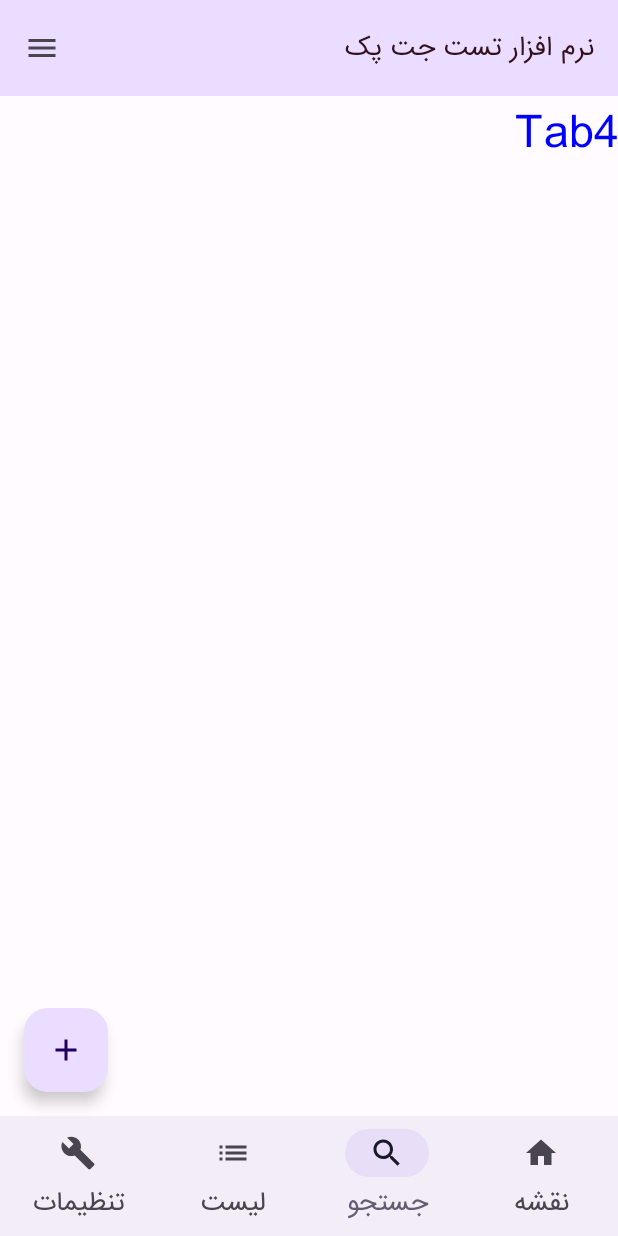
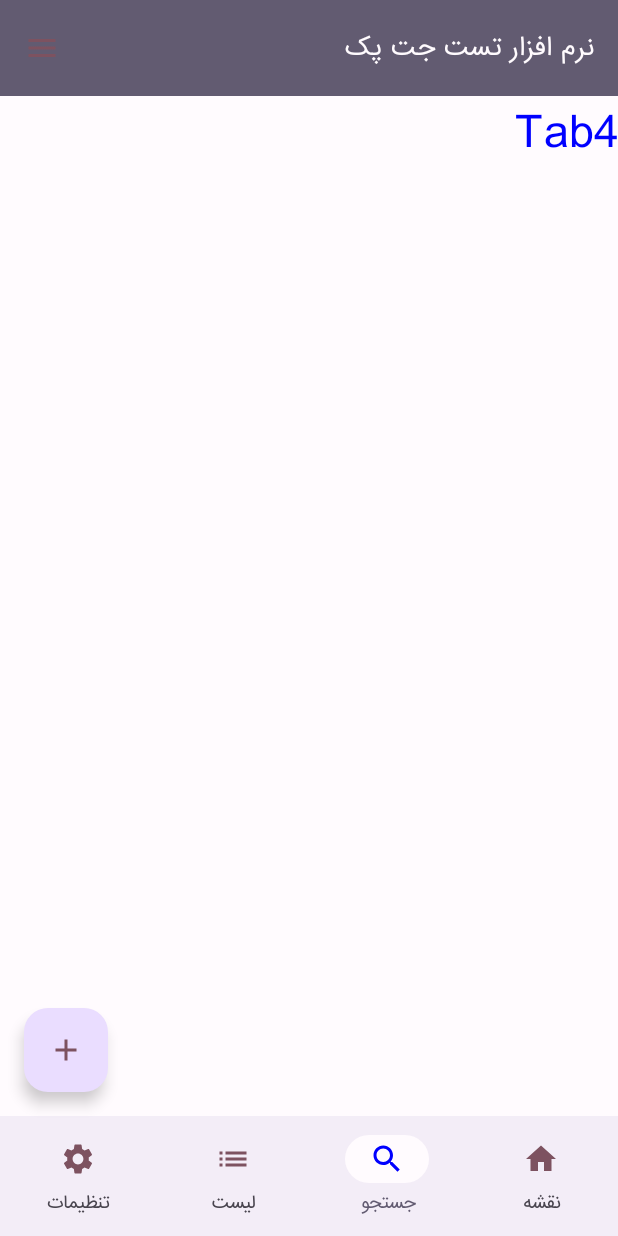
Before and after one commit to iceboy1369/jetPackComposeTest, an Android app built with Jetpack Compose: the screen it shows after launch (MainActivity), item 2 of the bottom bar chosen, on a phone screen of 412 x 824 dp. Run offline under Robolectric (Android 15) with nearby library versions, the phone set to English and light mode, and no system bars; our stand-ins replace Dagger/Hilt's generated code; libraries missing offline, so code that uses them is left out: com.mapbox.geojson, com.mapbox.maps; 3 statements that could not run were skipped.

Commit message:
# 1402/06/28 11:38  pick custom theme colors

```diff
--- a/app/build.gradle.kts
+++ b/app/build.gradle.kts
@@ -75,5 +75,11 @@ dependencies {
     implementation ("com.squareup.okhttp3:okhttp:5.0.0-alpha.2")
     implementation ("com.squareup.retrofit2:converter-gson:2.9.0")
     implementation ("io.coil-kt:coil-compose:2.4.0")
+    implementation ("io.mhssn:colorpicker:1.0.0")
+//    implementation ("com.github.alirezaafkar:compose-color-picker:1.0.0")
+//    implementation ("com.github.SmartToolFactory:Compose-Color-Picker-Bundle:1.2.0")
+//    implementation ("com.raedapps:alwan:1.0.1")
+//    implementation ("com.sergiobelda.compose.colorpicker:colorpicker:1.0.0-dev04")
+//    implementation ("io.github.vanpra.compose-material-dialogs:color:0.9.0")
 
 }
--- a/app/src/main/java/com/example/myapplication/MainActivity.kt
+++ b/app/src/main/java/com/example/myapplication/MainActivity.kt
@@ -4,16 +4,12 @@ import android.os.Bundle
 import androidx.activity.ComponentActivity
 import androidx.activity.compose.setContent
 import androidx.compose.foundation.Image
+import androidx.compose.foundation.background
+import androidx.compose.foundation.layout.Box
 import androidx.compose.foundation.layout.Column
-import androidx.compose.foundation.layout.fillMaxSize
-import androidx.compose.material3.MaterialTheme
-import androidx.compose.material3.Surface
-import androidx.compose.material3.Text
-import androidx.compose.runtime.Composable
-import androidx.compose.ui.Modifier
-import androidx.compose.foundation.layout.Box
 import androidx.compose.foundation.layout.Spacer
 import androidx.compose.foundation.layout.fillMaxHeight
+import androidx.compose.foundation.layout.fillMaxSize
 import androidx.compose.foundation.layout.fillMaxWidth
 import androidx.compose.foundation.layout.padding
 import androidx.compose.foundation.layout.requiredWidth
@@ -35,42 +31,47 @@ import androidx.compose.material3.ExperimentalMaterial3Api
 import androidx.compose.material3.FloatingActionButton
 import androidx.compose.material3.Icon
 import androidx.compose.material3.IconButton
+import androidx.compose.material3.MaterialTheme
 import androidx.compose.material3.ModalDrawerSheet
 import androidx.compose.material3.ModalNavigationDrawer
 import androidx.compose.material3.NavigationDrawerItem
 import androidx.compose.material3.Scaffold
 import androidx.compose.material3.SnackbarHost
 import androidx.compose.material3.SnackbarHostState
+import androidx.compose.material3.Surface
+import androidx.compose.material3.Text
 import androidx.compose.material3.TopAppBar
 import androidx.compose.material3.TopAppBarDefaults
 import androidx.compose.material3.rememberDrawerState
+import androidx.compose.runtime.Composable
 import androidx.compose.runtime.CompositionLocalProvider
+import androidx.compose.runtime.mutableStateOf
 import androidx.compose.runtime.remember
 import androidx.compose.runtime.rememberCoroutineScope
 import androidx.compose.ui.Alignment
+import androidx.compose.ui.Modifier
 import androidx.compose.ui.graphics.Color
 import androidx.compose.ui.layout.ContentScale
 import androidx.compose.ui.platform.LocalLayoutDirection
 import androidx.compose.ui.res.painterResource
 import androidx.compose.ui.res.stringResource
-import androidx.compose.ui.text.TextStyle
-import androidx.compose.ui.text.style.TextAlign
 import androidx.compose.ui.tooling.preview.Preview
 import androidx.compose.ui.unit.LayoutDirection
 import androidx.compose.ui.unit.dp
 import androidx.compose.ui.unit.sp
 import androidx.navigation.NavHostController
 import androidx.navigation.compose.rememberNavController
-import com.example.myapplication.data.SettingViewModel
 import com.example.myapplication.data.repository.MoviesViewModel
+import com.example.myapplication.data.repository.SettingViewModel
 import com.example.myapplication.ui.components.BottomNavigationBar
 import com.example.myapplication.ui.components.BottomTabBar
+import com.example.myapplication.ui.components.CustomDialog
 import com.example.myapplication.ui.tabs.MovieList
 import com.example.myapplication.ui.tabs.MyMap
 import com.example.myapplication.ui.theme.AppTheme
-import com.example.myapplication.ui.theme.iranSansFamily
 import com.example.myapplication.ui.theme.typography
 import com.mapbox.geojson.Point
+import kotlinx.coroutines.delay
 import kotlinx.coroutines.launch
 
 
@@ -111,7 +112,8 @@ fun MapScreen() {
 fun Tab2(){
     Column( modifier = Modifier.fillMaxSize()) {
         Text("Tab1", color = Color.Blue, fontSize = 30.sp)
-        Image(painter = painterResource(id = R.drawable.dog),
+        Image(
+            painter = painterResource(id = R.drawable.dog),
             contentDescription = "dog",
             contentScale = ContentScale.FillHeight,
         )
@@ -133,15 +135,31 @@ fun Tab4(){
     }
 }
 
-
 @Composable
 fun DrawerContent(){
     var themeItem = settingViewModel.themeStateResponse
+    val scope = rememberCoroutineScope()
+
+    val showDialog =  remember { mutableStateOf(false) }
+    if(showDialog.value)
+        CustomDialog(
+            setShowDialog = {showDialog.value = it },
+            changeTheme = {
+                if (it) {
+                    settingViewModel.changeDrawerState(1)
+                    scope.launch {
+                        delay(10)
+                        settingViewModel.changeDrawerState(2)
+                    }
+                }
+            }
+        )
 
     ModalDrawerSheet(
         modifier = Modifier
             .fillMaxHeight()
             .requiredWidth(300.dp)
+            .background(MaterialTheme.colorScheme.secondary),
     ) {
         Text(stringResource(R.string.drawer_title), modifier = Modifier.padding(16.dp))
         Column(
@@ -181,7 +199,9 @@ fun DrawerContent(){
             label = { Text(text = stringResource(R.string.edit_color)) },
             icon = { Icons.Default.Home },
             selected = false,
-            onClick = {  }
+            onClick = {
+                showDialog.value = true
+            }
         )
         NavigationDrawerItem(
             label = { Text(text = stringResource(R.string.menu2)) },
@@ -221,16 +241,12 @@ fun HomeScreen(navController: NavHostController) {
 
                     TopAppBar(
                         colors = TopAppBarDefaults.topAppBarColors(
-                            containerColor = MaterialTheme.colorScheme.primaryContainer,
-                            titleContentColor = MaterialTheme.colorScheme.primary,
+                            containerColor = MaterialTheme.colorScheme.secondary,
+                            titleContentColor = MaterialTheme.colorScheme.background,
                         ),
                         title = {
                             Text(
                                 stringResource(R.string.top_bar_title),
-//                                style = TextStyle(
-//                                    textAlign = TextAlign.Left,
-//                                    fontFamily =
-//                                ),
                                 style = typography.labelMedium,
                             )
                         },
@@ -244,7 +260,8 @@ fun HomeScreen(navController: NavHostController) {
                             }) {
                                 Icon(
                                     imageVector = Icons.Filled.Menu,
-                                    contentDescription = "Localized description"
+                                    contentDescription = "Localized description",
+                                    tint = MaterialTheme.colorScheme.tertiary
                                 )
                             }
                         }
@@ -255,7 +272,7 @@ fun HomeScreen(navController: NavHostController) {
                 },
                 floatingActionButton = {
                     FloatingActionButton(
-                        content = { Icon(Icons.Filled.Add, contentDescription = "Add") },
+                        content = { Icon(Icons.Filled.Add, contentDescription = "Add", tint = MaterialTheme.colorScheme.tertiary) },
                         onClick = {
                             scope.launch {
                                 snackBarHostState.showSnackbar("SnackBar")
--- a/app/src/main/java/com/example/myapplication/ui/components/ButtomTabBar.kt
+++ b/app/src/main/java/com/example/myapplication/ui/components/ButtomTabBar.kt
@@ -1,17 +1,29 @@
 package com.example.myapplication.ui.components
 
+import androidx.compose.foundation.background
+import androidx.compose.foundation.layout.padding
+import androidx.compose.foundation.shape.RoundedCornerShape
 import androidx.compose.material.icons.Icons
 import androidx.compose.material.icons.filled.Home
 import androidx.compose.material.icons.filled.List
 import androidx.compose.material.icons.filled.Search
 import androidx.compose.material.icons.filled.Build
+import androidx.compose.material.icons.filled.Settings
 import androidx.compose.material3.Icon
+import androidx.compose.material3.LocalAbsoluteTonalElevation
+import androidx.compose.material3.MaterialTheme
 import androidx.compose.material3.NavigationBar
 import androidx.compose.material3.NavigationBarItem
+import androidx.compose.material3.NavigationBarItemDefaults
 import androidx.compose.material3.Text
+import androidx.compose.material3.surfaceColorAtElevation
 import androidx.compose.runtime.Composable
 import androidx.compose.runtime.getValue
+import androidx.compose.ui.Modifier
+import androidx.compose.ui.draw.clip
+import androidx.compose.ui.graphics.Color
 import androidx.compose.ui.graphics.vector.ImageVector
+import androidx.compose.ui.unit.dp
 import androidx.navigation.NavDestination.Companion.hierarchy
 import androidx.navigation.NavGraph.Companion.findStartDestination
 import androidx.navigation.NavHostController
@@ -21,6 +33,8 @@ import androidx.navigation.compose.currentBackStackEntryAsState
 import com.example.myapplication.MapScreen
 import com.example.myapplication.Tab4
 import com.example.myapplication.TabList
+import com.example.myapplication.ui.theme.typography
+import com.mapbox.maps.extension.style.style
 
 class BottomTabBar {
     @Composable
@@ -45,7 +59,14 @@ fun BottomNavigationBar(navController: NavHostController) {
             NavigationBarItem(
                 alwaysShowLabel = true,
                 icon = { Icon(item.icon, contentDescription = item.title) },
-                label = { Text(item.title) },
+                label = { Text(item.title, style = typography.labelSmall ) },
+                colors = NavigationBarItemDefaults
+                    .colors(
+                        unselectedIconColor = MaterialTheme.colorScheme.tertiary,
+                        selectedIconColor = Color.Blue,
+                        indicatorColor = MaterialTheme.colorScheme.surfaceColorAtElevation(
+                            LocalAbsoluteTonalElevation.current)
+                    ),
                 selected = currentDestination?.hierarchy?.any { it.route == item.route } == true,
                 onClick = {
                     navController.navigate(item.route) {
@@ -93,5 +114,5 @@ sealed class NavItem (val route: String, val title: String, val icon: ImageVecto
         NavItem(NavPath.LIST.toString(), NavTitle.LIST, Icons.Default.List)
 
     object Setting :
-        NavItem(NavPath.Setting.toString(), NavTitle.Setting, Icons.Default.Build)
+        NavItem(NavPath.Setting.toString(), NavTitle.Setting, Icons.Default.Settings)
 }
--- a/app/src/main/java/com/example/myapplication/ui/theme/Theme.kt
+++ b/app/src/main/java/com/example/myapplication/ui/theme/Theme.kt
@@ -9,12 +9,13 @@ import androidx.compose.material3.dynamicDarkColorScheme
 import androidx.compose.material3.dynamicLightColorScheme
 import androidx.compose.material3.lightColorScheme
 import androidx.compose.runtime.Composable
+import androidx.compose.runtime.DisposableEffect
 import androidx.compose.runtime.SideEffect
 import androidx.compose.ui.graphics.toArgb
 import androidx.compose.ui.platform.LocalContext
 import androidx.compose.ui.platform.LocalView
 import androidx.core.view.WindowCompat
-import com.example.myapplication.data.SettingViewModel
+import com.example.myapplication.data.repository.SettingViewModel
 
 val settingViewModel = SettingViewModel()
 
@@ -71,7 +72,7 @@ fun AppTheme(
             val context = LocalContext.current
             if (isSystemInDarkTheme()) dynamicDarkColorScheme(context) else dynamicLightColorScheme(context)
         }
-        customColor -> settingViewModel.customThemeSchemeResponse
+        customColor -> settingViewModel.getColors()
         darkTheme -> darkColorScheme
         lightTheme -> lightColorScheme
         else -> lightColorScheme
--- a/app/src/main/java/com/example/myapplication/ui/theme/Type.kt
+++ b/app/src/main/java/com/example/myapplication/ui/theme/Type.kt
@@ -36,6 +36,12 @@ val typography = Typography(
         letterSpacing = 0.5.sp
     ),
 
+    labelMedium = TextStyle(
+        fontFamily = iranSansFamily,
+        fontWeight = FontWeight.Medium,
+        fontSize = 16.sp,
+    ),
+
     bodyMedium = TextStyle(
         fontFamily = iranSansFamily,
     ),
@@ -72,12 +78,6 @@ val typography = Typography(
         fontFamily = iranSansFamily,
     ),
 
-    labelMedium = TextStyle(
-        fontFamily = iranSansFamily,
-        fontWeight = FontWeight.Medium,
-        fontSize = 16.sp,
-    ),
-
     titleMedium = TextStyle(
         fontFamily = iranSansFamily,
     ),
--- a/app/src/main/res/values/strings.xml
+++ b/app/src/main/res/values/strings.xml
@@ -8,5 +8,7 @@
     <string name="edit_color">ویرایش رنگ</string>
     <string name="menu2">منوی 2</string>
     <string name="menu3">منوی 3</string>
+    <string name="edit_theme_title_dialog">ویرایش تم</string>
+    <string name="done">اعمال تغییرات</string>
 
 </resources>
```
Also changed, not shown: app/src/main/java/com/example/myapplication/data/ThemeStateHelper.kt (deleted, +0 -19 lines), app/src/main/java/com/example/myapplication/data/repository/SettingViewModel.kt (renamed from app/src/main/java/com/example/myapplication/data/SettingViewModel.kt, +16 -8 lines), app/src/main/java/com/example/myapplication/ui/components/CustomDialog.kt (added, +176 -0 lines).
